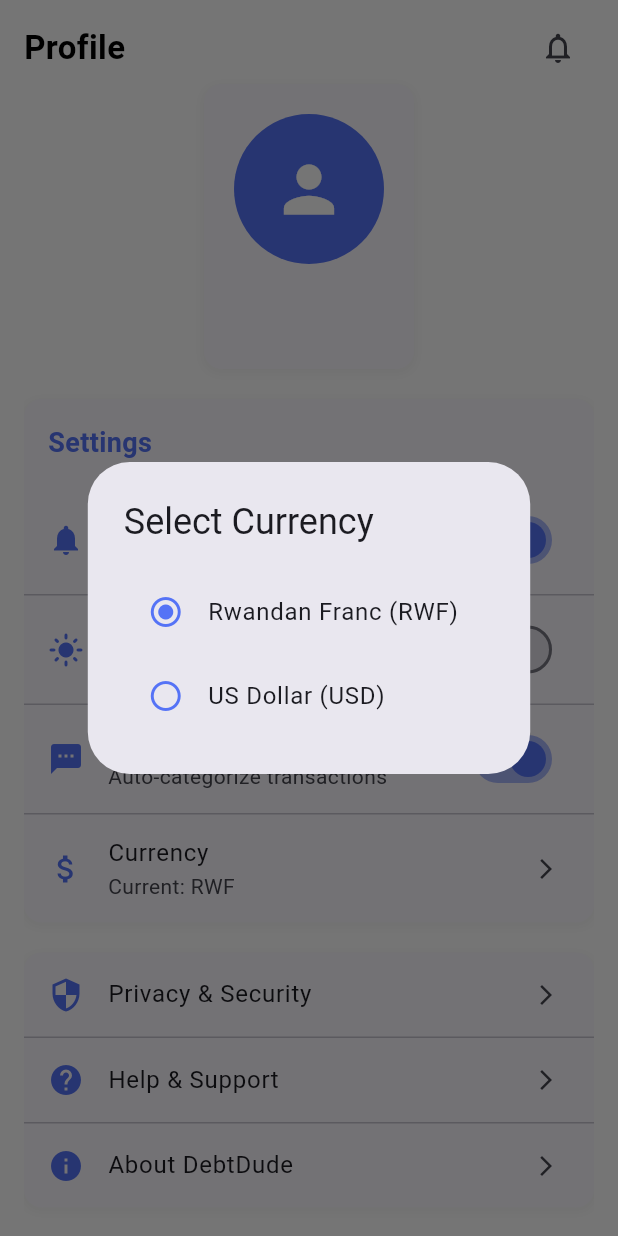
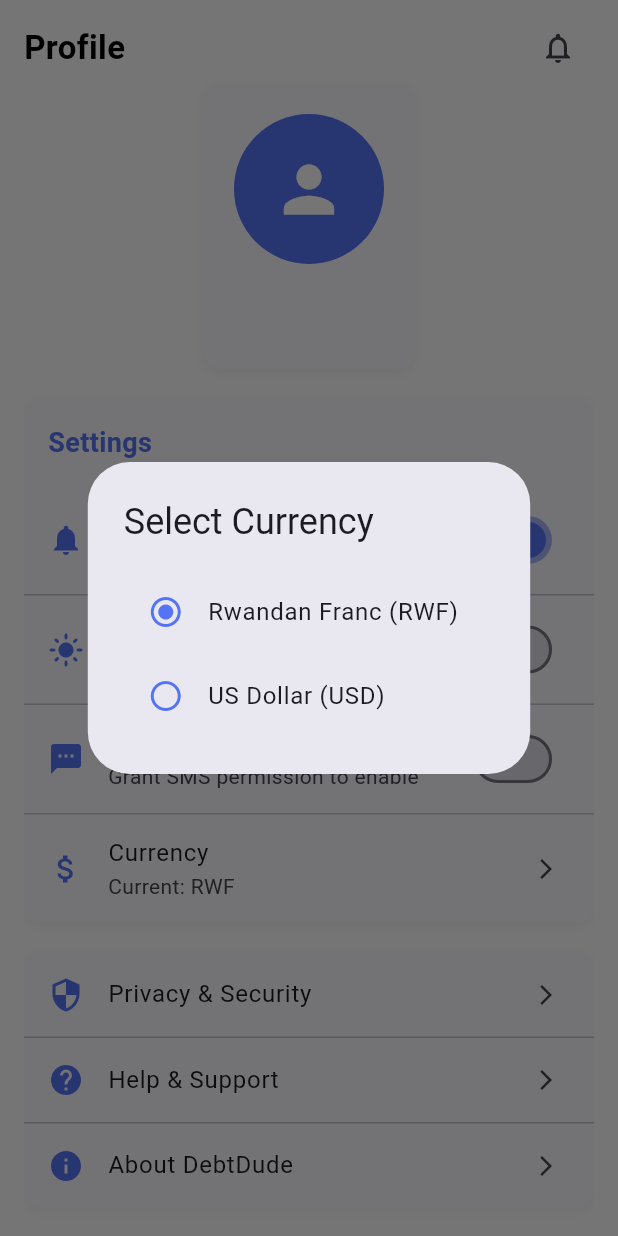
Before and after one commit to didierdrin/debtdude, a Flutter app: the ProfileScreen screen opened directly, after a tap on "Currency", on a phone screen of 412 x 824 dp. Run offline on Flutter 3.47's test engine with Material 3 defaults, Android fonts, the phone set to English and light mode, and no system bars; our stand-ins replace bloc, cloud_firestore, firebase_auth, firebase_core, flutter_bloc, permission_handler and 1 more; missing offline and left inert: flutter_sms_inbox; accounts and stored records are empty; statements that could not run were skipped.

Commit message:
made sms analysis a shared preference

```diff
--- /dev/null
+++ b/lib/cubits/sms_analysis_cubit.dart
@@ -0,0 +1,40 @@
+import 'package:bloc/bloc.dart';
+import 'package:shared_preferences/shared_preferences.dart';
+import 'package:permission_handler/permission_handler.dart';
+
+part 'sms_analysis_state.dart';
+
+class SmsAnalysisCubit extends Cubit<SmsAnalysisState> {
+  SmsAnalysisCubit() : super(SmsAnalysisState(false)) {
+    _loadSmsAnalysisState();
+  }
+
+  void _loadSmsAnalysisState() async {
+    final prefs = await SharedPreferences.getInstance();
+    final isEnabled = prefs.getBool('smsAnalysisEnabled') ?? false;
+    final hasPermission = await Permission.sms.isGranted;
+    emit(SmsAnalysisState(isEnabled && hasPermission));
+  }
+
+  void toggleSmsAnalysis() async {
+    if (!state.isEnabled) {
+      final permission = await Permission.sms.request();
+      if (permission.isGranted) {
+        final prefs = await SharedPreferences.getInstance();
+        await prefs.setBool('smsAnalysisEnabled', true);
+        emit(SmsAnalysisState(true));
+      }
+    } else {
+      final prefs = await SharedPreferences.getInstance();
+      await prefs.setBool('smsAnalysisEnabled', false);
+      emit(SmsAnalysisState(false));
+    }
+  }
+
+  Future<void> checkPermissionStatus() async {
+    final prefs = await SharedPreferences.getInstance();
+    final isEnabled = prefs.getBool('smsAnalysisEnabled') ?? false;
+    final hasPermission = await Permission.sms.isGranted;
+    emit(SmsAnalysisState(isEnabled && hasPermission));
+  }
+}
--- /dev/null
+++ b/lib/cubits/sms_analysis_state.dart
@@ -0,0 +1,7 @@
+part of 'sms_analysis_cubit.dart';
+
+class SmsAnalysisState {
+  final bool isEnabled;
+
+  SmsAnalysisState(this.isEnabled);
+}
--- a/lib/main.dart
+++ b/lib/main.dart
@@ -6,6 +6,7 @@ import 'package:debtdude/screens/signup_signin_screen.dart';
 import 'package:debtdude/cubits/chat_cubit.dart';
 import 'package:debtdude/cubits/theme_cubit.dart';
 import 'package:debtdude/cubits/currency_cubit.dart';
+import 'package:debtdude/cubits/sms_analysis_cubit.dart';
 import 'package:debtdude/theme/app_theme.dart';
 
 
@@ -29,6 +30,7 @@ class MyApp extends StatelessWidget {
         BlocProvider(create: (context) => ChatCubit()),
         BlocProvider(create: (context) => ThemeCubit()),
         BlocProvider(create: (context) => CurrencyCubit()),
+        BlocProvider(create: (context) => SmsAnalysisCubit()),
       ],
       child: BlocBuilder<ThemeCubit, ThemeState>(
         builder: (context, themeState) {
--- a/lib/screens/profile_screen.dart
+++ b/lib/screens/profile_screen.dart
@@ -5,6 +5,7 @@ import 'package:flutter/material.dart';
 import 'package:flutter_bloc/flutter_bloc.dart';
 import 'package:debtdude/cubits/theme_cubit.dart';
 import 'package:debtdude/cubits/currency_cubit.dart';
+import 'package:debtdude/cubits/sms_analysis_cubit.dart';
 
 class ProfileScreen extends StatefulWidget {
   const ProfileScreen({super.key});
@@ -15,7 +16,14 @@ class ProfileScreen extends StatefulWidget {
 
 class _ProfileScreenState extends State<ProfileScreen> {
   bool _notificationsEnabled = true;
-  bool _smsAnalysisEnabled = true;
+
+  @override
+  void initState() {
+    super.initState();
+    WidgetsBinding.instance.addPostFrameCallback((_) {
+      context.read<SmsAnalysisCubit>().checkPermissionStatus();
+    });
+  }
 
   @override
   Widget build(BuildContext context) {
@@ -216,16 +224,16 @@ class _ProfileScreenState extends State<ProfileScreen> {
                     const Divider(height: 1),
 
                     // SMS Analysis Toggle
-                    ListTile(
+                    BlocBuilder<SmsAnalysisCubit, SmsAnalysisState>(
+                      builder: (context, smsState) {
+                        return ListTile(
                           leading: const Icon(Icons.sms, color: Color(0xFF5573F6)),
                           title: const Text('SMS Analysis'),
-                      subtitle: const Text('Auto-categorize transactions'),
+                          subtitle: Text(smsState.isEnabled ? 'Auto-categorize transactions' : 'Grant SMS permission to enable'),
                           trailing: Switch(
-                        value: _smsAnalysisEnabled,
+                            value: smsState.isEnabled,
                             onChanged: (value) {
-                          setState(() {
-                            _smsAnalysisEnabled = value;
-                          });
+                              context.read<SmsAnalysisCubit>().toggleSmsAnalysis();
                             },
                             thumbColor: WidgetStateProperty.resolveWith<Color?>(
                               (Set<WidgetState> states) {
@@ -244,6 +252,8 @@ class _ProfileScreenState extends State<ProfileScreen> {
                               },
                             ),
                           ),
+                        );
+                      },
                     ),
 
                     const Divider(height: 1),
```
Lines whose indentation alone changed are shown as unchanged.
